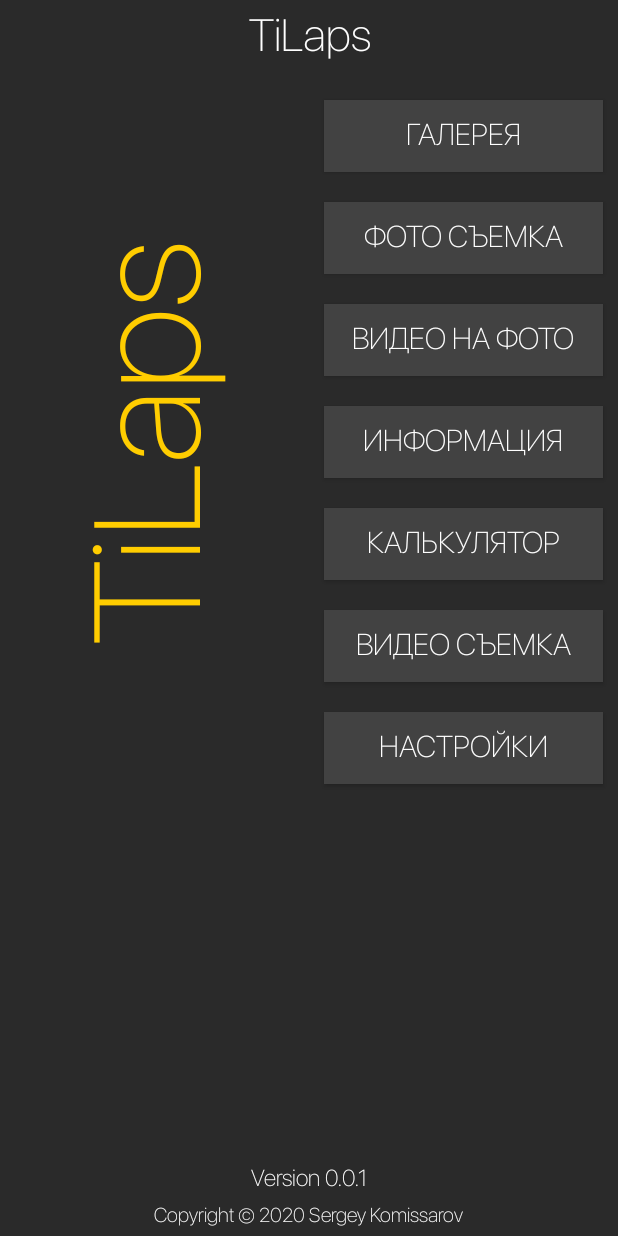
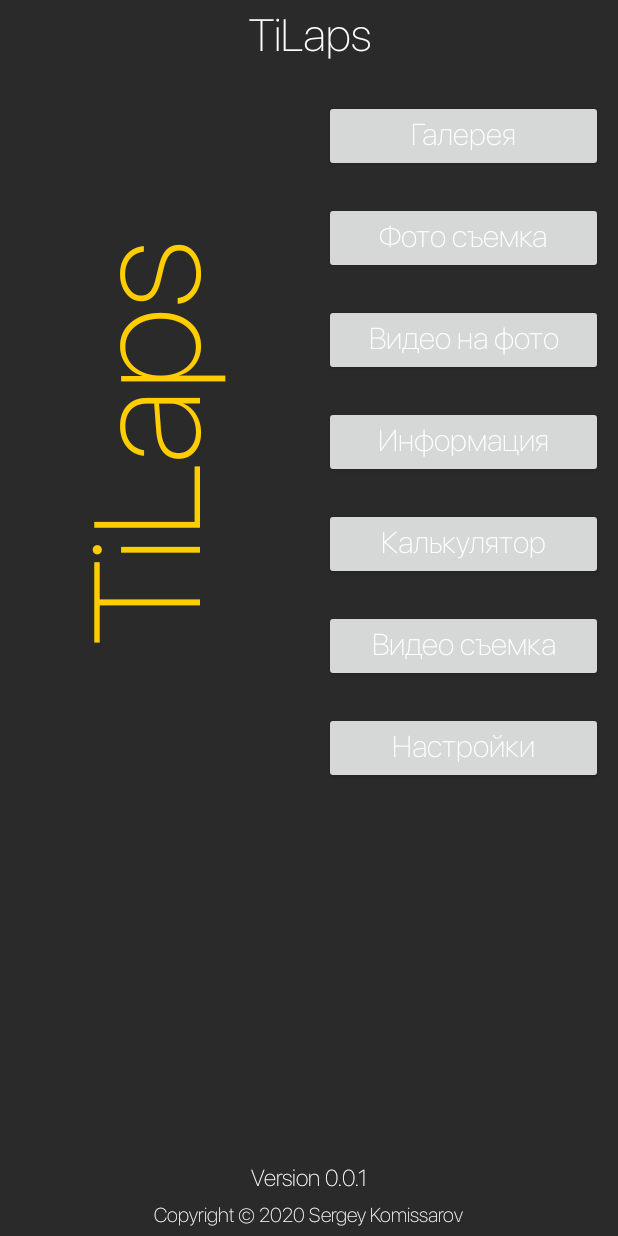
Before and after one commit to Phobirun/TILaps, an Android app: the screen it shows after launch (MainActivity), on a phone screen of 412 x 824 dp. Run offline under Robolectric (Android 15) with nearby library versions, the light colour scheme and no system bars.

Commit message:
calculator design

```diff
--- a/app/build.gradle
+++ b/app/build.gradle
@@ -27,4 +27,5 @@ dependencies {
     androidTestImplementation 'androidx.test.ext:junit:1.1.0'
     androidTestImplementation 'androidx.test.espresso:espresso-core:3.1.1'
     implementation 'com.google.android.material:material:1.0.0'
+    implementation 'androidx.legacy:legacy-support-v4:1.0.0'
 }
--- a/app/src/main/res/layout/fragment_menu.xml
+++ b/app/src/main/res/layout/fragment_menu.xml
@@ -76,49 +76,49 @@
 
             <Button
                 android:id="@+id/button_gallery"
-                style="@style/ButtonTilaps"
+                style="@style/ButtonTilapsMenu"
                 android:layout_width="match_parent"
                 android:layout_height="wrap_content"
                 android:text="@string/button_gallery" />
 
             <Button
                 android:id="@+id/button_foto"
-                style="@style/ButtonTilaps"
+                style="@style/ButtonTilapsMenu"
                 android:layout_width="match_parent"
                 android:layout_height="wrap_content"
                 android:text="@string/button_foto" />
 
             <Button
                 android:id="@+id/button_foto_video"
-                style="@style/ButtonTilaps"
+                style="@style/ButtonTilapsMenu"
                 android:layout_width="match_parent"
                 android:layout_height="wrap_content"
                 android:text="@string/button_video_foto" />
 
             <Button
                 android:id="@+id/button_info"
-                style="@style/ButtonTilaps"
+                style="@style/ButtonTilapsMenu"
                 android:layout_width="match_parent"
                 android:layout_height="wrap_content"
                 android:text="@string/button_info" />
 
             <Button
                 android:id="@+id/button_calculator"
-                style="@style/ButtonTilaps"
+                style="@style/ButtonTilapsMenu"
                 android:layout_width="match_parent"
                 android:layout_height="wrap_content"
                 android:text="@string/button_calculator" />
 
             <Button
                 android:id="@+id/button_video"
-                style="@style/ButtonTilaps"
+                style="@style/ButtonTilapsMenu"
                 android:layout_width="match_parent"
                 android:layout_height="wrap_content"
                 android:text="@string/button_video" />
 
             <Button
                 android:id="@+id/button_setting"
-                style="@style/ButtonTilaps"
+                style="@style/ButtonTilapsMenu"
                 android:layout_width="match_parent"
                 android:layout_height="wrap_content"
                 android:text="@string/button_setting" />
--- a/app/src/main/res/values/strings.xml
+++ b/app/src/main/res/values/strings.xml
@@ -33,5 +33,8 @@
     <string name="mode">Режим</string>
     <string name="up">вверх</string>
     <string name="down">вниз</string>
+    <string name="setting">Настройки</string>
+    <string name="basic">Основные</string>
+    <string name="location">Геопозиция</string>
 
 </resources>
--- a/app/src/main/res/values/styles.xml
+++ b/app/src/main/res/values/styles.xml
@@ -23,13 +23,20 @@
     </style>
 
 
-    <style name="ButtonTilaps" parent="Widget.AppCompat.Button" >
+    <style name="ButtonTilaps" parent="Widget.AppCompat.Button">
+        <item name="android:layout_margin">2dp</item>
+        <item name="android:padding">2dp</item>
+        <item name="enforceTextAppearance">true</item>
+        <item name="android:textAppearance">?attr/textAppearanceButton</item>
+        <item name="android:textColor">@color/text</item>
+        <item name="android:stateListAnimator">@animator/mtrl_btn_state_list_anim</item>
+    </style>
+
+    <style name="ButtonTilapsMenu" parent="ButtonTilaps" >
         <item name="android:textSize">20sp</item>
-        <item name="android:textColor">@color/text</item>
-        <item name="android:background">@color/backgroundColor</item>
         <item name="android:layout_margin">10dp</item>
+    </style>
 
-    </style>
 
     <style name="ButtonImageTilaps" parent="ButtonTilaps" >
         <item name="android:scaleType">fitCenter</item>
@@ -71,6 +78,11 @@
         <item name="android:colorAccent">@color/colorAccent</item>
     </style>
 
+    <style name="SwitcTilaps" parent="TextViewTilaps" >
+        <item name="android:colorAccent">@color/colorAccent</item>
+        <item name="android:paddingLeft">10dp</item>
+        <item name="android:paddingRight">10dp</item>
+    </style>
 
 
 
```
Also changed, not shown: app/src/main/res/layout/fragment_setting.xml (+57 -4 lines).
